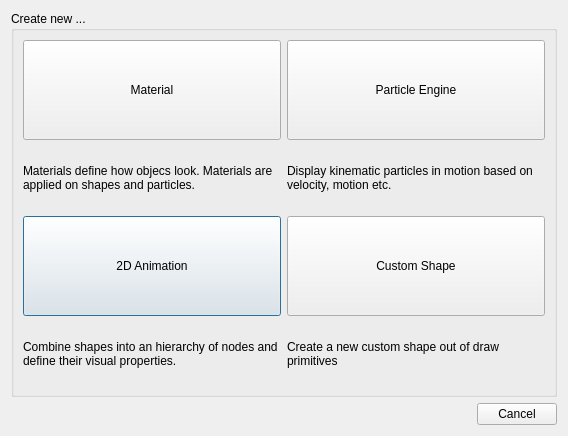
Old version of the form editor/gui/dlgnew.ui in the repository ensisoft/detonator.
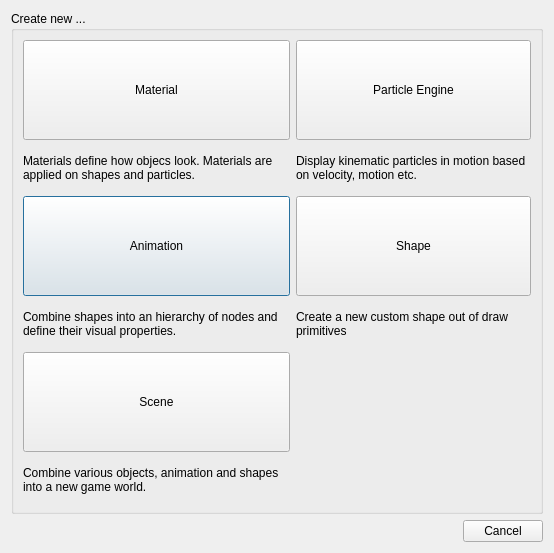
New version of the form. Icons and pictures are not drawn.

Commit message:
Add first version of scene widget for building game worlds
Add first version of scene widget for building game worlds. Just
like mentioned in commit ac1584c8af6e44c5f4de1f71615b57f08ed7b4ff
there's also a lot of overlap in functionality between scene widget
and animation widget. But again it's uncertain how these systems
will evolve and whether they will diverge or converge so keeping
both of them as is.

Patch:
```diff
--- a/editor/gui/dlgnew.ui
+++ b/editor/gui/dlgnew.ui
@@ -6,8 +6,8 @@
    <rect>
     <x>0</x>
     <y>0</y>
-    <width>568</width>
-    <height>436</height>
+    <width>554</width>
+    <height>553</height>
    </rect>
   </property>
   <property name="windowTitle">
@@ -30,7 +30,9 @@
       <bool>false</bool>
      </property>
      <layout class="QGridLayout" name="gridLayout">
-      <item row="3" column="0">
+      <item row="1" column="0">
+       <layout class="QVBoxLayout" name="verticalLayout_3">
+        <item>
        <widget class="QPushButton" name="btnAnimation">
         <property name="minimumSize">
          <size>
@@ -39,7 +41,7 @@
          </size>
         </property>
         <property name="text">
-         <string>2D Animation</string>
+           <string>Animation</string>
         </property>
         <property name="icon">
          <iconset resource="../resource/resource.qrc">
@@ -47,77 +49,21 @@
         </property>
        </widget>
       </item>
-      <item row="0" column="2">
-       <widget class="QPushButton" name="btnParticle">
-        <property name="minimumSize">
-         <size>
-          <width>150</width>
-          <height>100</height>
-         </size>
-        </property>
+        <item>
+         <widget class="QLabel" name="label_3">
         <property name="text">
-         <string>Particle Engine</string>
-        </property>
-        <property name="icon">
-         <iconset resource="../resource/resource.qrc">
-          <normaloff>:/16x16_ico_png/particle.png</normaloff>:/16x16_ico_png/particle.png</iconset>
-        </property>
-       </widget>
-      </item>
-      <item row="1" column="0">
-       <widget class="QLabel" name="label">
-        <property name="sizePolicy">
-         <sizepolicy hsizetype="Preferred" vsizetype="Preferred">
-          <horstretch>0</horstretch>
-          <verstretch>0</verstretch>
-         </sizepolicy>
-        </property>
-        <property name="text">
-         <string>Materials define how objecs look. Materials are applied on shapes and particles.</string>
-        </property>
+           <string>Combine shapes into an hierarchy of nodes and define their visual properties.</string>
+          </property>
         <property name="wordWrap">
          <bool>true</bool>
         </property>
        </widget>
       </item>
-      <item row="3" column="2">
-       <widget class="QPushButton" name="btnCustomShape">
-        <property name="minimumSize">
-         <size>
-          <width>150</width>
-          <height>100</height>
-         </size>
-        </property>
-        <property name="text">
-         <string>Custom Shape</string>
-        </property>
-        <property name="icon">
-         <iconset resource="../resource/resource.qrc">
-          <normaloff>:/16x16_ico_png/polygon.png</normaloff>:/16x16_ico_png/polygon.png</iconset>
-        </property>
-       </widget>
-      </item>
-      <item row="1" column="2">
-       <widget class="QLabel" name="label_2">
-        <property name="text">
-         <string>Display kinematic particles in motion based on velocity, motion etc.</string>
-        </property>
-        <property name="wordWrap">
-         <bool>true</bool>
-        </property>
-       </widget>
-      </item>
-      <item row="4" column="2">
-       <widget class="QLabel" name="label_4">
-        <property name="text">
-         <string>Create a new custom shape out of draw primitives</string>
-        </property>
-        <property name="wordWrap">
-         <bool>true</bool>
-        </property>
-       </widget>
+       </layout>
       </item>
       <item row="0" column="0">
+       <layout class="QVBoxLayout" name="verticalLayout">
+        <item>
        <widget class="QPushButton" name="btnMaterial">
         <property name="sizePolicy">
          <sizepolicy hsizetype="Minimum" vsizetype="Fixed">
@@ -152,15 +98,116 @@
         </property>
        </widget>
       </item>
-      <item row="4" column="0">
-       <widget class="QLabel" name="label_3">
+        <item>
+         <widget class="QLabel" name="label">
+          <property name="sizePolicy">
+           <sizepolicy hsizetype="Preferred" vsizetype="Preferred">
+            <horstretch>0</horstretch>
+            <verstretch>0</verstretch>
+           </sizepolicy>
+          </property>
         <property name="text">
-         <string>Combine shapes into an hierarchy of nodes and define their visual properties.</string>
+           <string>Materials define how objecs look. Materials are applied on shapes and particles.</string>
         </property>
         <property name="wordWrap">
          <bool>true</bool>
         </property>
        </widget>
+        </item>
+       </layout>
+      </item>
+      <item row="1" column="1">
+       <layout class="QVBoxLayout" name="verticalLayout_5">
+        <item>
+         <widget class="QPushButton" name="btnCustomShape">
+          <property name="minimumSize">
+           <size>
+            <width>150</width>
+            <height>100</height>
+           </size>
+          </property>
+          <property name="text">
+           <string>Shape</string>
+          </property>
+          <property name="icon">
+           <iconset resource="../resource/resource.qrc">
+            <normaloff>:/16x16_ico_png/polygon.png</normaloff>:/16x16_ico_png/polygon.png</iconset>
+          </property>
+         </widget>
+        </item>
+        <item>
+         <widget class="QLabel" name="label_4">
+          <property name="text">
+           <string>Create a new custom shape out of draw primitives</string>
+          </property>
+          <property name="wordWrap">
+           <bool>true</bool>
+          </property>
+         </widget>
+        </item>
+       </layout>
+      </item>
+      <item row="0" column="1">
+       <layout class="QVBoxLayout" name="verticalLayout_2">
+        <item>
+         <widget class="QPushButton" name="btnParticle">
+          <property name="minimumSize">
+           <size>
+            <width>150</width>
+            <height>100</height>
+           </size>
+          </property>
+          <property name="text">
+           <string>Particle Engine</string>
+          </property>
+          <property name="icon">
+           <iconset resource="../resource/resource.qrc">
+            <normaloff>:/16x16_ico_png/particle.png</normaloff>:/16x16_ico_png/particle.png</iconset>
+          </property>
+         </widget>
+        </item>
+        <item>
+         <widget class="QLabel" name="label_2">
+          <property name="text">
+           <string>Display kinematic particles in motion based on velocity, motion etc.</string>
+          </property>
+          <property name="wordWrap">
+           <bool>true</bool>
+          </property>
+         </widget>
+        </item>
+       </layout>
+      </item>
+      <item row="2" column="0">
+       <layout class="QVBoxLayout" name="verticalLayout_6">
+        <item>
+         <widget class="QPushButton" name="btnScene">
+          <property name="minimumSize">
+           <size>
+            <width>150</width>
+            <height>100</height>
+           </size>
+          </property>
+          <property name="text">
+           <string>Scene</string>
+          </property>
+          <property name="icon">
+           <iconset resource="../resource/resource.qrc">
+            <normaloff>:/16x16_ico_png/scene.png</normaloff>:/16x16_ico_png/scene.png</iconset>
+          </property>
+         </widget>
+        </item>
+        <item>
+         <widget class="QLabel" name="label_5">
+          <property name="text">
+           <string>Combine various objects, animation and shapes into a new game world.</string>
+          </property>
+          <property name="wordWrap">
+           <bool>true</bool>
+          </property>
+         </widget>
+        </item>
+       </layout>
       </item>
      </layout>
     </widget>
```
Left out of the diff: 1 changed line with no effect on the pictures. Lines whose indentation alone changed are shown as unchanged. The commit also changes 12 other files.
